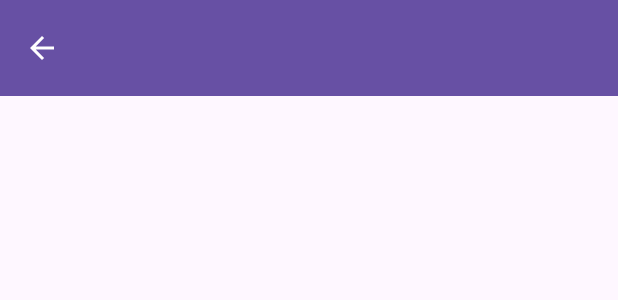
After one commit to anibaler123143423234321/MiAplicativoNegocioMicroservice, an Android app: the layout activity_comprar.xml on its own in the app's theme, with its tools: preview values and no code run, on a phone screen of 412 x 824 dp. The commit adds this screen. Shown: the top 300 px of the screen. Run offline under Robolectric (Android 15) with nearby library versions, the phone set to English and light mode, and no system bars.

Commit message:
ALERTDIALOG- COMPRAR ACTIVITY - FIREBASE PARA MOSTRAR LA FOTO DEL PRODUCTO - Y FILTRAR PRODUCTOS POR NEGOCIO DEL USER LOGUEADO.
ALERTDIALOG- COMPRAR ACTIVITY - FIREBASE PARA MOSTRAR LA FOTO DEL PRODUCTO - Y FILTRAR PRODUCTOS POR NEGOCIO DEL USER LOGUEADO.

```diff
--- a/app/src/main/AndroidManifest.xml
+++ b/app/src/main/AndroidManifest.xml
@@ -36,9 +36,12 @@
             android:windowSoftInputMode="adjustResize">
         </activity>
 
+
         <activity
-            android:name=".activity.ConfiguracionActivity">
+            android:name=".activity.ComprarActivity"
+            android:label="Comprar Activity">
         </activity>
+
 
         <!-- Actividad de inicio de sesión (LoginActivity) -->
         <activity
--- /dev/null
+++ b/app/src/main/res/layout/activity_comprar.xml
@@ -0,0 +1,40 @@
+<?xml version="1.0" encoding="utf-8"?>
+<RelativeLayout
+    xmlns:android="http://schemas.android.com/apk/res/android"
+    xmlns:app="http://schemas.android.com/apk/res-auto"
+    xmlns:tools="http://schemas.android.com/tools"
+    android:layout_width="match_parent"
+    android:layout_height="match_parent"
+    tools:context=".activity.ComprarActivity">
+
+    <!-- Agregar la barra de herramientas (Toolbar) con un botón de retroceso -->
+    <androidx.appcompat.widget.Toolbar
+        android:id="@+id/toolbar"
+        android:layout_width="match_parent"
+        android:layout_height="?attr/actionBarSize"
+        android:background="?attr/colorPrimary"
+        android:elevation="4dp"
+        android:theme="@style/ThemeOverlay.AppCompat.ActionBar">
+
+        <ImageButton
+            android:id="@+id/btnBack"
+            android:layout_width="wrap_content"
+            android:layout_height="wrap_content"
+            android:background="?android:attr/selectableItemBackground"
+            android:src="@drawable/ic_volver_atras"
+            android:contentDescription="Volver Atrás"
+            android:onClick="onBackPressed" />
+
+    </androidx.appcompat.widget.Toolbar>
+
+    <!-- Contenedor principal del contenido de la actividad -->
+    <LinearLayout
+        android:layout_width="match_parent"
+        android:layout_height="match_parent"
+        android:layout_below="@id/toolbar"
+        android:orientation="vertical">
+
+        <!-- Agregar otros elementos de la actividad aquí -->
+
+    </LinearLayout>
+</RelativeLayout>
--- a/app/src/main/res/layout/activity_entrada.xml
+++ b/app/src/main/res/layout/activity_entrada.xml
@@ -31,7 +31,7 @@
             android:id="@+id/btnBackToLogin"
             android:layout_width="wrap_content"
             android:layout_height="wrap_content"
-            android:src="@drawable/ic_salir"
+            android:src="@drawable/ic_volver_atras"
             android:contentDescription="Regresar a Login"
             android:background="?android:attr/selectableItemBackground"
             android:padding="8dp" />
--- a/app/src/main/res/layout/activity_register.xml
+++ b/app/src/main/res/layout/activity_register.xml
@@ -22,7 +22,7 @@
             android:layout_width="wrap_content"
             android:layout_height="wrap_content"
             android:background="?android:attr/selectableItemBackground"
-            android:src="@drawable/ic_salir"
+            android:src="@drawable/ic_volver_atras"
             android:padding="16dp" />
 
         <!-- Resto de elementos de la Toolbar, como el título -->
```
Also changed, not shown: app/build.gradle (+7 -0 lines), app/src/main/java/com/dagnerchuman/miaplicativonegociomicroservice/activity/ComprarActivity.java (added, +46 -0 lines), app/src/main/java/com/dagnerchuman/miaplicativonegociomicroservice/activity/EntradaActivity.java (+23 -7 lines), app/src/main/java/com/dagnerchuman/miaplicativonegociomicroservice/adapter/ProductoAdapter.java (+34 -1 lines), app/src/main/java/com/dagnerchuman/miaplicativonegociomicroservice/api/ApiServiceCompras.java (+25 -0 lines), app/src/main/java/com/dagnerchuman/miaplicativonegociomicroservice/api/ConfigApi.java (+12 -0 lines), app/src/main/java/com/dagnerchuman/miaplicativonegociomicroservice/entity/Compra.java (added, +76 -0 lines), app/src/main/res/layout/item_producto.xml (+28 -4 lines).
